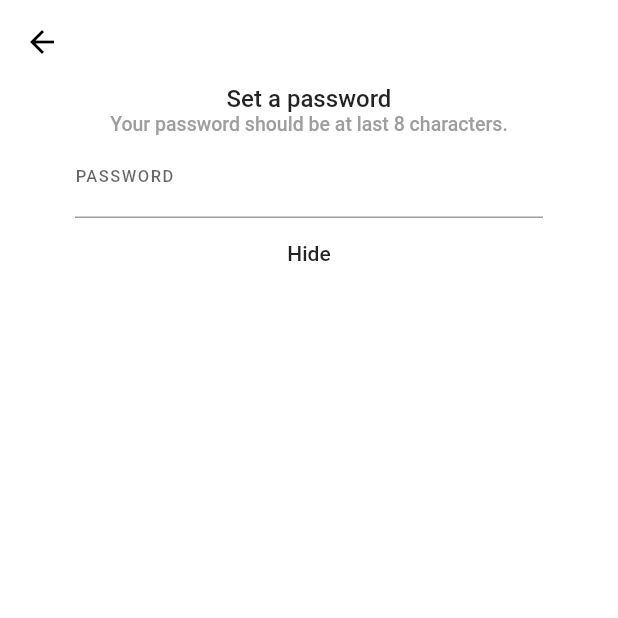
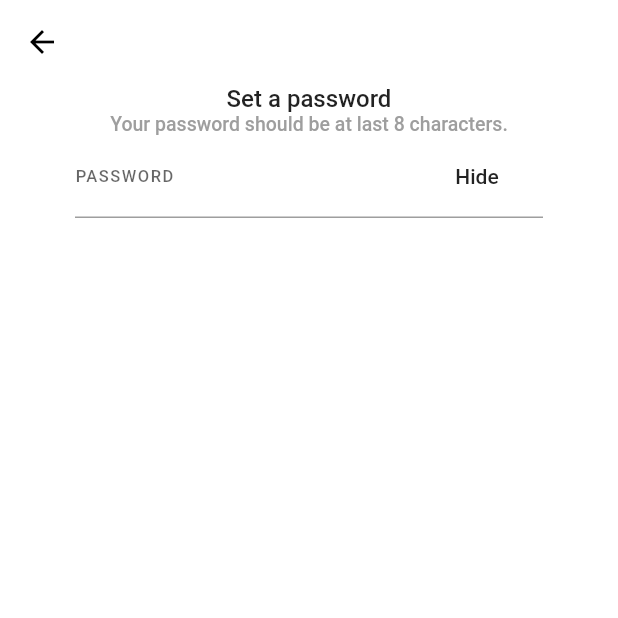
Before and after one commit to QristineVanesyan/snapchat_practice, a Flutter app: the Password screen opened directly, on a phone screen of 412 x 824 dp, the top half of it. Run offline on Flutter 3.47's test engine with Material 2 defaults, Android fonts, the phone set to English and light mode, and no system bars.

Commit message:
hide/show flat button added

```diff
--- a/snapchat_proj/lib/pages/password.dart
+++ b/snapchat_proj/lib/pages/password.dart
@@ -15,15 +15,6 @@ class _PasswordState extends State<Password> {
     setState(() {
       _isValid = widget._controller1.text.isNotEmpty;
     });
-  }
-
-  String validatePassword(String value) {
-    if (!RegExp(
-            r"^[a-zA-Z0-9.a-zA-Z0-9.!#$%&'*+-/=?^_`{|}~]+@[a-zA-Z0-9]+\.[a-zA-Z]+")
-        .hasMatch(value)) {
-      return "email is not valid";
-    } else
-      return null;
   }
 
   @override
@@ -55,28 +46,13 @@ class _PasswordState extends State<Password> {
                         color: Colors.grey),
                   ),
                 ),
-                // CustomTextField(
-                //   labelName: 'password'.toString(),
-                //   customTextFieldController: widget._controller1,
-                //   hideInputedText: true,
-                //   onTextFieldChange: () => _toggle(),
-                // ),
-
                 CustomTextField(
+                  labelName: 'password'.toString(),
+                  customTextFieldController: widget._controller1,
+                  hideInputedText: true,
                   flatButtonShow: true,
-                  labelName: 'password',
                   isVisible: false,
-                  hideInputedText: true,
-                  onTextFieldChange: () => {_toggle()},
-                  customTextFieldController: widget._controller1,
-                  validator: validatePassword,
-                  // onTextFieldChange: (val) {
-                  //   setState(() {
-                  //     _toggle();
-                  //     return password = val;
-                  //   });
-                  // },
-                  //icon: Icon(Icons.visibility_off_outlined),
+                  onTextFieldChange: () => _toggle(),
                 ),
               ],
             ),
--- a/snapchat_proj/lib/widgets/customTextField.dart
+++ b/snapchat_proj/lib/widgets/customTextField.dart
@@ -43,28 +43,33 @@ class _State extends State<CustomTextField> {
           obscureText: (widget.hideInputedText) ? widget.isVisible : false,
           controller: widget.customTextFieldController,
           decoration: InputDecoration(
-            labelText: widget.labelName.toUpperCase(),
-            labelStyle: TextStyle(
-                fontSize: 11, letterSpacing: 1, fontWeight: FontWeight.w500),
-            suffixIcon: widget.icon != null
-                ? GestureDetector(
-                    child: (widget.isVisible == false)
-                        ? Icon(Icons.visibility_outlined)
-                        : widget.icon,
-                    onTap: _togglePasswordView,
-                  )
-                : null,
-          ),
+              labelText: widget.labelName.toUpperCase(),
+              labelStyle: TextStyle(
+                  fontSize: 11, letterSpacing: 1, fontWeight: FontWeight.w500),
+              // suffixIcon: widget.icon != null
+              //     ? GestureDetector(
+              //         child: (widget.isVisible == false)
+              //             ? Icon(Icons.visibility_outlined)
+              //             : widget.icon,
+              //         onTap: _togglePasswordView,
+              //       )
+              //     : null,
+              // suffixIcon: FlatButton(
+              //   onPressed: _togglePasswordView,
+              //   child: (widget.flatButtonShow)
+              //       ? new Text(widget.isVisible ? "Show" : "Hide")
+              //       : Container(),
+              // ),
+              suffixIcon: FlatButton(
+                onPressed: _togglePasswordView,
+                child: (widget.flatButtonShow)
+                    ? new Text(widget.isVisible ? "Show" : "Hide")
+                    : Text(""),
+              )),
           onChanged: (text) => widget.onTextFieldChange(),
           onTap: () => widget.onTextFieldTap(),
         ),
       ),
-      FlatButton(
-        onPressed: _togglePasswordView,
-        child: (widget.flatButtonShow)
-            ? new Text(widget.isVisible ? "Show" : "Hide")
-            : Container(),
-      )
     ]);
   }
 
```
